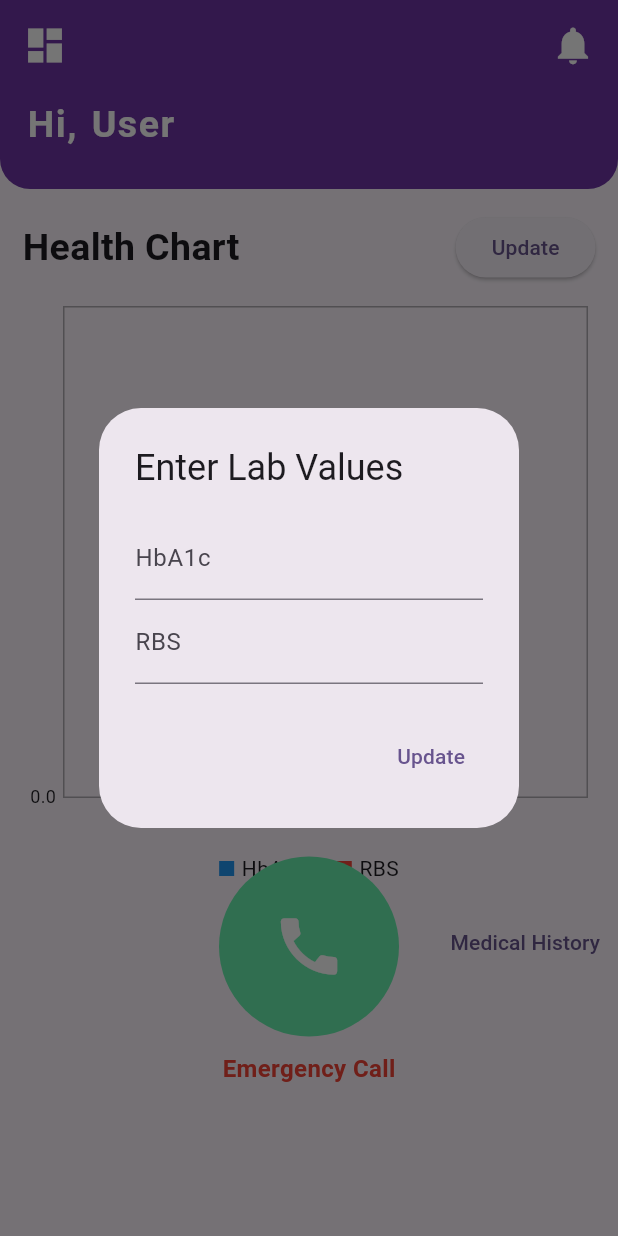
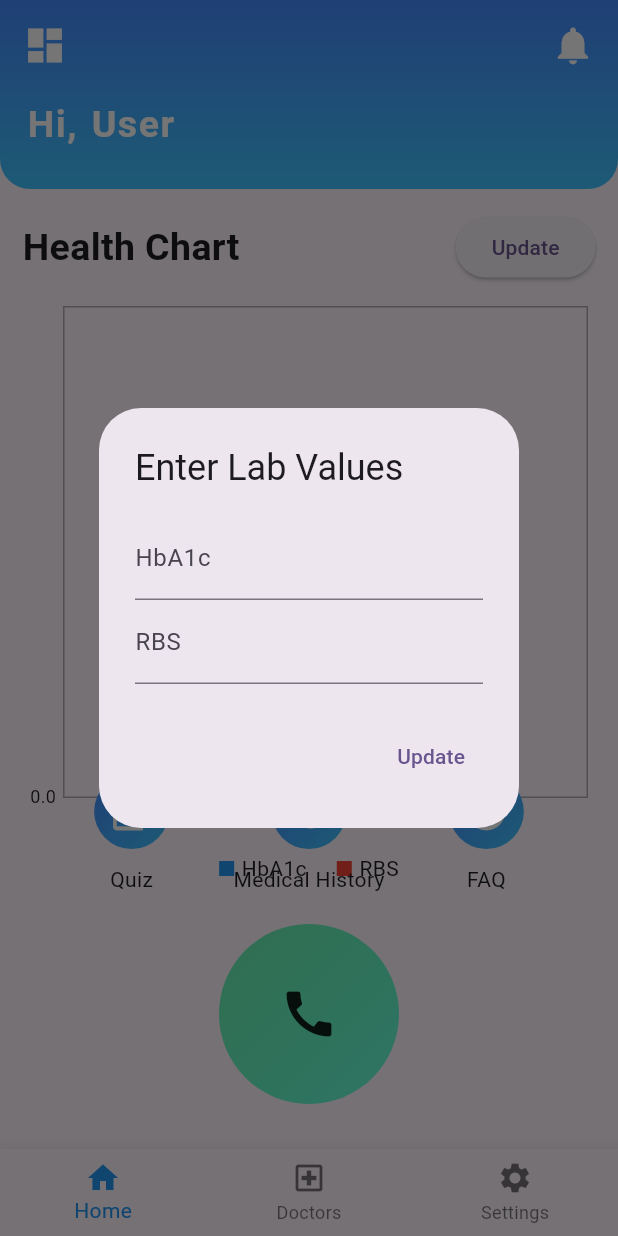
Before and after one commit to vxnkt/diabetes_management_app, a Flutter app: the HomePage screen opened directly, after a tap on "Update", on a phone screen of 412 x 824 dp. Run offline on Flutter 3.47's test engine with Material 3 defaults, Android fonts, the phone set to English and light mode, and no system bars; drawn by our look-alikes of fl_chart; our stand-ins replace firebase_core; missing offline and left inert: flutter_phone_direct_caller; accounts and stored records are empty.

Commit message:
updated home page

```diff
--- a/lib/home_page.dart
+++ b/lib/home_page.dart
@@ -18,6 +18,14 @@ class _HomePageState extends State<HomePage> {
   double rbs = 0.0;
   int daysCounter = 0; // Keep track of days for x-axis
 
+  int _selectedIndex = 0; // Track the selected tab
+
+  void _onItemTapped(int index) {
+    setState(() {
+      _selectedIndex = index; // Update selected index
+    });
+  }
+
   void _showInputDialog() {
     showDialog(
       context: context,
@@ -27,7 +35,8 @@ class _HomePageState extends State<HomePage> {
 
         return AlertDialog(
           title: Text("Enter Lab Values"),
-          content: Column(
+          content: SingleChildScrollView(
+            child: Column(
               mainAxisSize: MainAxisSize.min,
               children: [
                 TextField(
@@ -41,6 +50,7 @@ class _HomePageState extends State<HomePage> {
                   keyboardType: TextInputType.number,
                 ),
               ],
+            ),
           ),
           actions: [
             TextButton(
@@ -87,7 +97,11 @@ class _HomePageState extends State<HomePage> {
                 padding:
                     EdgeInsets.only(top: 15, left: 15, right: 15, bottom: 10),
                 decoration: BoxDecoration(
-                  color: kPrimaryColor,
+                  gradient: LinearGradient(
+                    colors: [Colors.blueAccent, Colors.lightBlueAccent],
+                    begin: Alignment.topCenter,
+                    end: Alignment.bottomCenter,
+                  ),
                   borderRadius: BorderRadius.only(
                     bottomLeft: Radius.circular(20),
                     bottomRight: Radius.circular(20),
@@ -257,26 +271,45 @@ class _HomePageState extends State<HomePage> {
                   ],
                 ),
               ),
-              Row(
-                mainAxisAlignment: MainAxisAlignment.end,
-                children: [
-                  TextButton(
-                    onPressed: () {},
-                    child: Text(
-                      "Medical History",
-                    ),
-                  ),
-                ],
-              ),
               SizedBox(
                 height: 60,
               ),
             ],
           ),
           Positioned(
-            bottom: 100,
-            left: MediaQuery.of(context).size.width / 2 -
-                60, // Center the circular widget
+            bottom: 170,
+            left: 20,
+            right: 20, // Position the buttons evenly
+            child: Row(
+              mainAxisAlignment: MainAxisAlignment.spaceEvenly,
+              children: [
+                _buildActionButton(
+                  icon: Icons.quiz,
+                  label: 'Quiz',
+                  onTap: () {
+                    // Handle Quiz button tap
+                  },
+                ),
+                _buildActionButton(
+                  icon: Icons.history,
+                  label: 'Medical History',
+                  onTap: () {
+                    // Handle Medical History button tap
+                  },
+                ),
+                _buildActionButton(
+                  icon: Icons.help_outline,
+                  label: 'FAQ',
+                  onTap: () {
+                    // Handle FAQ button tap
+                  },
+                ),
+              ],
+            ),
+          ),
+          Positioned(
+            bottom: 30,
+            left: MediaQuery.of(context).size.width / 2 - 60,
             child: Column(
               children: [
                 GestureDetector(
@@ -284,29 +317,22 @@ class _HomePageState extends State<HomePage> {
                     FlutterPhoneDirectCaller.callNumber('+123123213');
                   },
                   child: Container(
-                    width: 120, // Size of the circular widget
+                    width: 120,
                     height: 120,
                     decoration: BoxDecoration(
                       shape: BoxShape.circle,
-                      color:
-                          Colors.greenAccent, // Background color of the circle
+                      gradient: LinearGradient(
+                        colors: [Colors.greenAccent, Colors.tealAccent],
+                        begin: Alignment.topLeft,
+                        end: Alignment.bottomRight,
+                      ),
                     ),
                     child: Center(
                       child: Icon(
                         Icons.call,
-                        size: 50, // Size of the call icon
-                        color: Colors.white,
+                        size: 40,
                       ),
                     ),
-                  ),
-                ),
-                SizedBox(height: 10), // Spacing between button and text
-                Text(
-                  "Emergency Call",
-                  style: TextStyle(
-                    fontSize: 16,
-                    fontWeight: FontWeight.bold,
-                    color: Colors.red,
                   ),
                 ),
               ],
@@ -314,6 +340,57 @@ class _HomePageState extends State<HomePage> {
           ),
         ],
       ),
+      bottomNavigationBar: BottomNavigationBar(
+        items: const <BottomNavigationBarItem>[
+          BottomNavigationBarItem(
+            icon: Icon(Icons.home),
+            label: 'Home',
+          ),
+          BottomNavigationBarItem(
+            icon: Icon(Icons.local_hospital_outlined),
+            label: 'Doctors',
+          ),
+          BottomNavigationBarItem(
+            icon: Icon(Icons.settings),
+            label: 'Settings',
+          ),
+        ],
+        currentIndex: _selectedIndex,
+        onTap: _onItemTapped,
+        selectedItemColor: Colors.blue, // Set color for selected item
+      ),
+    );
+  }
+
+  Widget _buildActionButton(
+      {required IconData icon,
+      required String label,
+      required Function onTap}) {
+    return Column(
+      children: [
+        GestureDetector(
+          onTap: () => onTap(),
+          child: Container(
+            width: 50,
+            height: 50,
+            decoration: BoxDecoration(
+              shape: BoxShape.circle,
+              gradient: LinearGradient(
+                colors: [Colors.blueAccent, Colors.lightBlueAccent],
+                begin: Alignment.topLeft,
+                end: Alignment.bottomRight,
+              ),
+            ),
+            child: Icon(
+              icon,
+              size: 30,
+              color: Colors.white,
+            ),
+          ),
+        ),
+        SizedBox(height: 10),
+        Text(label),
+      ],
     );
   }
 }
```
Lines whose indentation alone changed are shown as unchanged.
